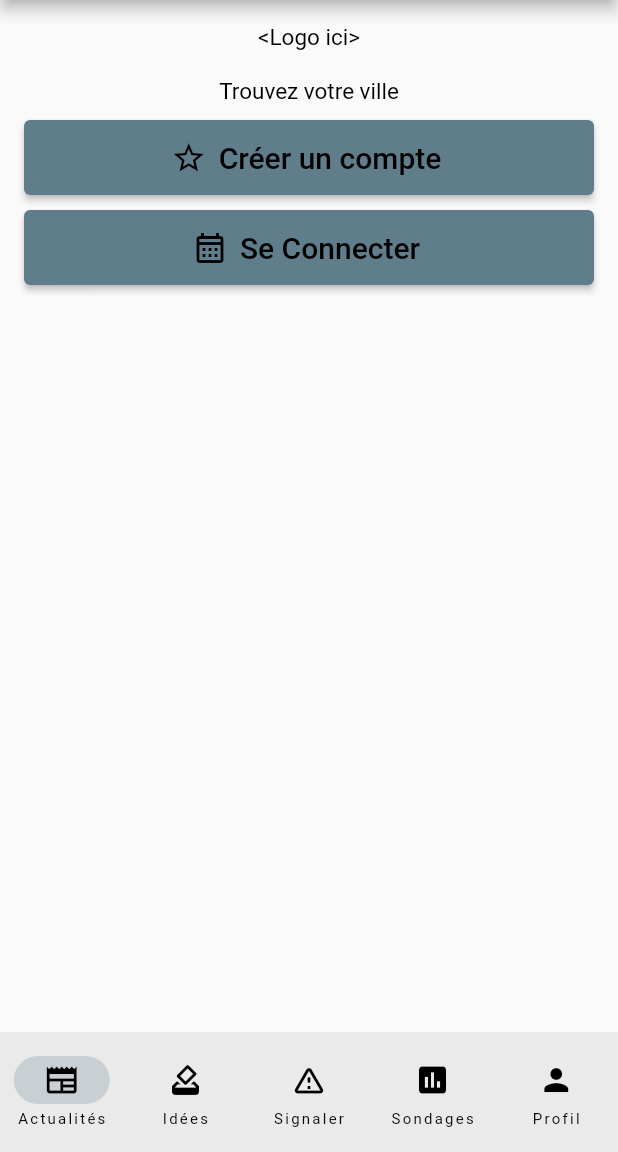
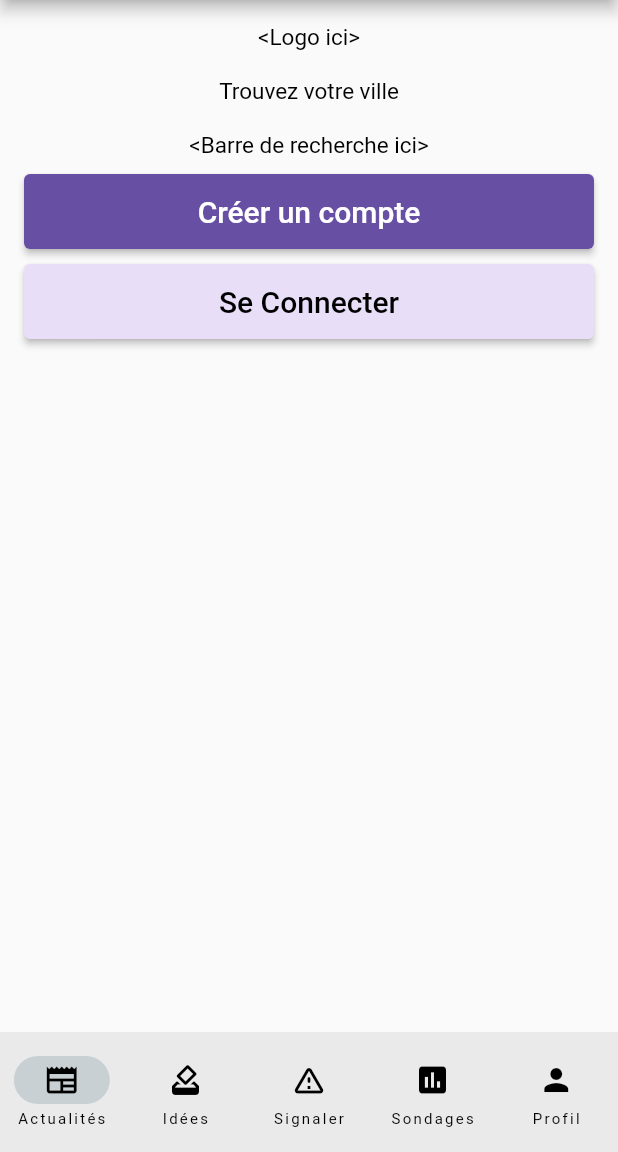
Before and after one commit to lucasburte/vitaville, a Flutter app: the screen it shows after launch, on a phone screen of 412 x 824 dp, the part 84-1236 px from its top. Run offline on Flutter 3.47's test engine with Material 2 defaults, Android fonts, the light colour scheme and no system bars.

Commit message:
jolis boutons

```diff
--- a/lib/accueil_page.dart
+++ b/lib/accueil_page.dart
@@ -38,7 +38,6 @@ class _AccueilPageState extends State<RootPage> {
           width: size.width,
           child: Column(
             children: [
-              //Buttons for redirections
               Column(
                 children: [
                   const Text(
@@ -57,27 +56,32 @@ class _AccueilPageState extends State<RootPage> {
                     ),
                   ),
 
+                  const Text(
+                    '\n<Barre de recherche ici>',
+                    style: TextStyle(
+                      color: Colors.black,
+                      fontSize: 15,
+                    ),
+                  ),
+
                   //Espacement
                   const SizedBox(
                     height: 10,
                   ),
 
-                  //Bouton Actualités favorites
+                  //Bouton Créer un Compte
                   SizedBox(
                     width: size.width,
                     height: 50,
-                    child: ElevatedButton.icon(
+                    child: ElevatedButton(
+                      style: ElevatedButton.styleFrom(
+                        backgroundColor: const Color(0xFF6750A4),
+                      ),
                       onPressed: () {},
-                      icon: const Icon(
-                        Icons.star_border_outlined,
-                        color: Colors.black,
-                        size: 24.0,
-                        semanticLabel: 'Créer un compte',
-                      ),
-                      label: const Text(
+                      child: const Text(
                         'Créer un compte',
                         style: TextStyle(
-                          color: Colors.black,
+                          color: Colors.white,
                           fontSize: 20,
                         ),
                       ),
@@ -89,19 +93,16 @@ class _AccueilPageState extends State<RootPage> {
                     height: 10,
                   ),
 
-                  //Bouton Mon calendrier
+                  //Bouton Se Connecter
                   SizedBox(
                     width: double.infinity,
                     height: 50,
-                    child: ElevatedButton.icon(
+                    child: ElevatedButton(
+                      style: ElevatedButton.styleFrom(
+                        backgroundColor: const Color(0xFFE8DEF8),
+                      ),
                       onPressed: () {},
-                      icon: const Icon(
-                        Icons.calendar_month_outlined,
-                        color: Colors.black,
-                        size: 24.0,
-                        semanticLabel: 'Se Connecter',
-                      ),
-                      label: const Text(
+                      child: const Text(
                         'Se Connecter',
                         style: TextStyle(
                           color: Colors.black,
```
